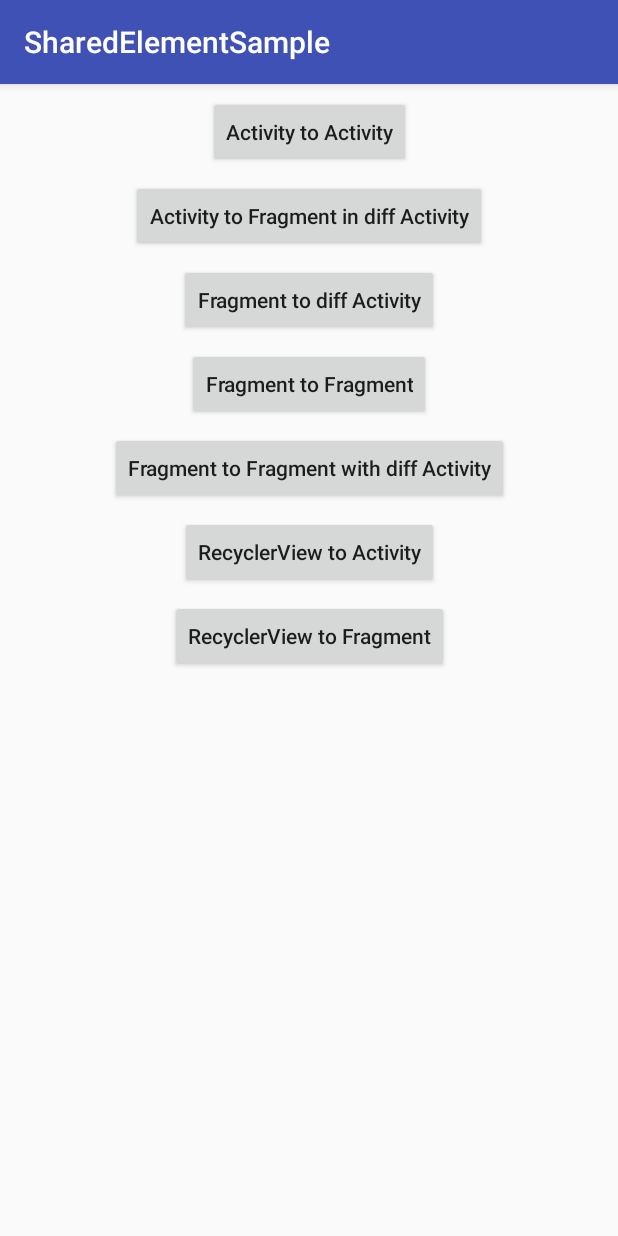
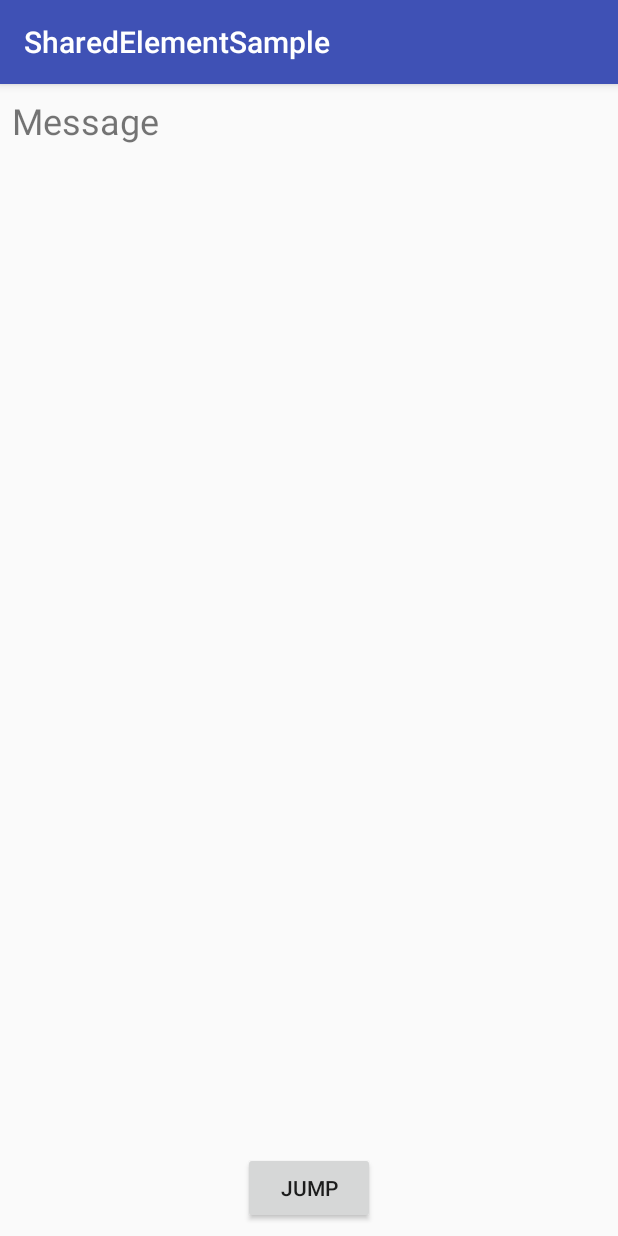
Before and after one commit to crazyma/SharedElementSample, an Android app: the screen it shows after launch (MainActivity before the commit, Activity201 after it), after a tap on "Activity to Fragment in diff Activity", on a phone screen of 412 x 824 dp. Run offline under Robolectric (Android 15) with nearby library versions, the phone set to English and light mode, and no system bars; pictures from the network do not load.

Commit message:
feat: create 201

```diff
--- a/app/src/main/AndroidManifest.xml
+++ b/app/src/main/AndroidManifest.xml
@@ -20,6 +20,8 @@
         </activity>
         <activity android:name=".actact.Activity101"/>
         <activity android:name=".actact.Activity102"/>
+        <activity android:name=".actactfrag.Activity201"/>
+        <activity android:name=".actactfrag.Activity202"/>
     </application>
 
 </manifest>
--- a/app/src/main/java/com/beibeilab/sharedelementsample/MainActivity.kt
+++ b/app/src/main/java/com/beibeilab/sharedelementsample/MainActivity.kt
@@ -6,6 +6,7 @@ import android.os.Bundle
 import android.view.View
 import android.widget.Toast
 import com.beibeilab.sharedelementsample.actact.Activity101
+import com.beibeilab.sharedelementsample.actactfrag.Activity201
 import kotlinx.android.synthetic.main.activity_main.*
 
 class MainActivity : AppCompatActivity() {
@@ -29,8 +30,11 @@ class MainActivity : AppCompatActivity() {
             }
 
         })
+
         /*  Lambda with parameter   */
-        button2.setOnClickListener { view -> {Toast.makeText(this, "button 2 click", Toast.LENGTH_SHORT).show()} }
+        button2.setOnClickListener {
+            startActivity(Intent(this@MainActivity, Activity201::class.java))
+        }
 
         /*  Lambda without parameter   */
         button3.setOnClickListener { Toast.makeText(this, "button 3 click", Toast.LENGTH_SHORT).show() }
--- /dev/null
+++ b/app/src/main/java/com/beibeilab/sharedelementsample/actactfrag/Activity201.kt
@@ -0,0 +1,22 @@
+package com.beibeilab.sharedelementsample.actactfrag
+
+import android.content.Intent
+import android.os.Bundle
+import android.support.v7.app.AppCompatActivity
+import com.beibeilab.sharedelementsample.R
+import kotlinx.android.synthetic.main.activity_201.*
+
+/**
+ * Created by david on 2017/12/13.
+ */
+class Activity201 : AppCompatActivity() {
+    override fun onCreate(savedInstanceState: Bundle?) {
+        super.onCreate(savedInstanceState)
+        setContentView(R.layout.activity_201)
+
+        button201.setOnClickListener {
+            var intent = Intent(this, Activity202::class.java)
+            startActivity(intent)
+        }
+    }
+}
--- /dev/null
+++ b/app/src/main/res/layout/activity_201.xml
@@ -0,0 +1,31 @@
+<?xml version="1.0" encoding="utf-8"?>
+<android.support.constraint.ConstraintLayout
+    xmlns:android="http://schemas.android.com/apk/res/android"
+    xmlns:app="http://schemas.android.com/apk/res-auto"
+    xmlns:tools="http://schemas.android.com/tools"
+    android:layout_width="match_parent"
+    android:layout_height="match_parent">
+
+    <TextView
+        android:id="@+id/textView2"
+        android:layout_width="wrap_content"
+        android:layout_height="wrap_content"
+        android:layout_marginStart="8dp"
+        android:layout_marginTop="8dp"
+        android:text="Message"
+        android:textSize="24sp"
+        app:layout_constraintStart_toStartOf="parent"
+        app:layout_constraintTop_toTopOf="parent" />
+
+    <Button
+        android:id="@+id/button201"
+        android:layout_width="wrap_content"
+        android:layout_height="wrap_content"
+        android:layout_marginBottom="8dp"
+        android:layout_marginEnd="8dp"
+        android:layout_marginStart="8dp"
+        android:text="jump"
+        app:layout_constraintBottom_toBottomOf="parent"
+        app:layout_constraintEnd_toEndOf="parent"
+        app:layout_constraintStart_toStartOf="parent" />
+</android.support.constraint.ConstraintLayout>
```
Also changed, not shown: app/src/main/java/com/beibeilab/sharedelementsample/actactfrag/Activity202.kt (added, +29 -0 lines), app/src/main/java/com/beibeilab/sharedelementsample/actactfrag/Fragment202.kt (added, +19 -0 lines), app/src/main/res/layout/activity_202.xml (added, +9 -0 lines), app/src/main/res/layout/fragment_202.xml (added, +19 -0 lines).
